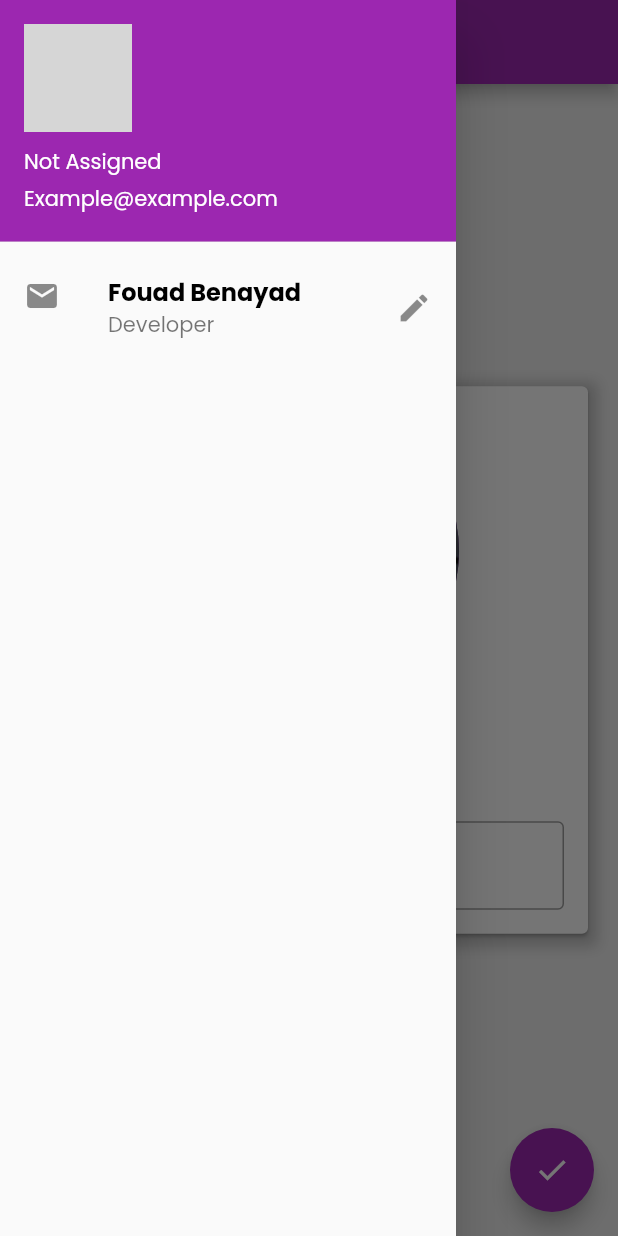
After one commit to fouadsan/flutter_basics, a Flutter app: the screen it shows after launch, with the side drawer open, on a phone screen of 412 x 824 dp. The commit adds this screen. Run offline on Flutter 3.47's test engine with Material 2 defaults, Android fonts, the phone set to English and light mode, and no system bars; network calls fail; grey boxes are pictures that could not be loaded.

Commit message:
Completed chapter 3

```diff
--- a/flutter_basics_app/lib/screens/home_screen.dart
+++ b/flutter_basics_app/lib/screens/home_screen.dart
@@ -1,4 +1,6 @@
 import 'package:flutter/material.dart';
+
+import '../widgets/drawer.dart';
 
 class MyHomePage extends StatefulWidget {
   MyHomePage({Key? key, required this.title}) : super(key: key);
@@ -10,8 +12,8 @@ class MyHomePage extends StatefulWidget {
 }
 
 class _MyHomePageState extends State<MyHomePage> {
-  var _name = "Not Assigned";
-  TextEditingController _nameController = TextEditingController();
+  var name = "Not Assigned";
+  TextEditingController nameController = TextEditingController();
 
   @override
   void initState() {
@@ -63,7 +65,7 @@ class _MyHomePageState extends State<MyHomePage> {
                         height: 20.0,
                       ),
                       Text(
-                        _name,
+                        name,
                         style: Theme.of(context).textTheme.bodyText1,
                       ),
                       SizedBox(
@@ -72,7 +74,7 @@ class _MyHomePageState extends State<MyHomePage> {
                       Padding(
                         padding: const EdgeInsets.all(16.0),
                         child: TextField(
-                          controller: _nameController,
+                          controller: nameController,
                           decoration: InputDecoration(
                             border: OutlineInputBorder(),
                             hintText: "Enter Your Name",
@@ -88,36 +90,10 @@ class _MyHomePageState extends State<MyHomePage> {
           ),
         ),
       ),
-      drawer: Drawer(
-        child: ListView(
-          padding: const EdgeInsets.all(0),
-          children: <Widget>[
-            UserAccountsDrawerHeader(
-              accountName: Text(_nameController.text.isNotEmpty
-                  ? _nameController.text
-                  : _name),
-              accountEmail: Text("Example@example.com"),
-              currentAccountPicture: CircleAvatar(
-                backgroundImage: NetworkImage(
-                    'https://images.unsplash.com/photo-1553272725-086100aecf5e?ixid=MnwxMjA3fDF8MHxwaG90by1wYWdlfHx8fGVufDB8fHx8&ixlib=rb-1.2.1&auto=format&fit=crop&w=1601&q=80'),
-              ),
-            ),
-            ListTile(
-              leading: Icon(Icons.email),
-              title: Text(
-                'Fouad Benayad',
-                style: Theme.of(context).textTheme.bodyText1,
-              ),
-              subtitle: Text("Developer"),
-              trailing: Icon(Icons.edit),
-              onTap: () {},
-            ),
-          ],
-        ),
-      ),
+      drawer: MyDrawer(name: name, nameController: nameController),
       floatingActionButton: FloatingActionButton(
         onPressed: () {
-          _name = _nameController.text;
+          name = nameController.text;
           setState(() {});
         },
         backgroundColor: Theme.of(context).primaryColor,
--- /dev/null
+++ b/flutter_basics_app/lib/widgets/drawer.dart
@@ -0,0 +1,39 @@
+import 'package:flutter/material.dart';
+
+class MyDrawer extends StatelessWidget {
+  const MyDrawer({Key? key, required this.name, required this.nameController})
+      : super(key: key);
+
+  final String name;
+  final TextEditingController nameController;
+
+  @override
+  Widget build(BuildContext context) {
+    return Drawer(
+      child: ListView(
+        padding: const EdgeInsets.all(0),
+        children: <Widget>[
+          UserAccountsDrawerHeader(
+            accountName: Text(
+                nameController.text.isNotEmpty ? nameController.text : name),
+            accountEmail: Text("Example@example.com"),
+            currentAccountPicture: CircleAvatar(
+              backgroundImage: NetworkImage(
+                  'https://images.unsplash.com/photo-1553272725-086100aecf5e?ixid=MnwxMjA3fDF8MHxwaG90by1wYWdlfHx8fGVufDB8fHx8&ixlib=rb-1.2.1&auto=format&fit=crop&w=1601&q=80'),
+            ),
+          ),
+          ListTile(
+            leading: Icon(Icons.email),
+            title: Text(
+              'Fouad Benayad',
+              style: Theme.of(context).textTheme.bodyText1,
+            ),
+            subtitle: Text("Developer"),
+            trailing: Icon(Icons.edit),
+            onTap: () {},
+          ),
+        ],
+      ),
+    );
+  }
+}
```
